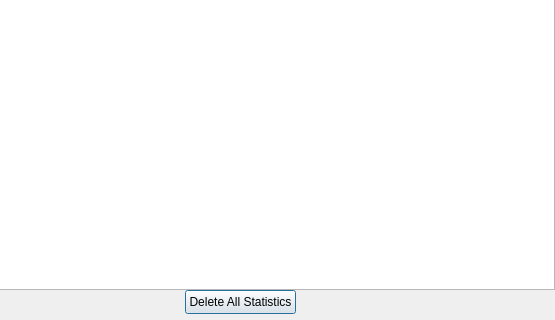
First picture: the form in src/gui/statistics_window/statisticswindow.ui, repository sudosys/matchmatch-game, before the edit; both pictures show x 85 to 640 and y 110 to 430 of the 640 by 430 pixel window.
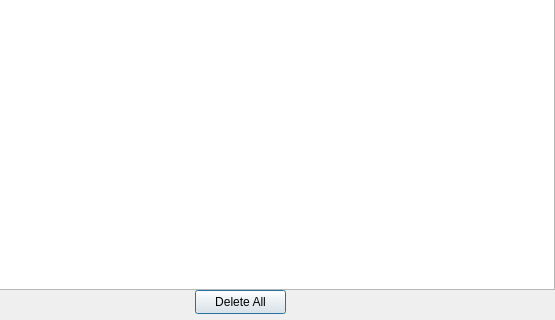
Second picture: the form after the edit.

Commit message: some ui parts modified, combo calculation updated

Patch:
```diff
--- a/src/gui/statistics_window/statisticswindow.ui
+++ b/src/gui/statistics_window/statisticswindow.ui
@@ -78,14 +78,14 @@
   <widget class="QPushButton" name="delete_records_button">
    <property name="geometry">
     <rect>
-     <x>270</x>
+     <x>280</x>
      <y>400</y>
-     <width>111</width>
+     <width>91</width>
      <height>24</height>
     </rect>
    </property>
    <property name="text">
-    <string>Delete All Statistics</string>
+    <string>Delete All</string>
    </property>
   </widget>
  </widget>
```
The commit also changes 4 other files.
